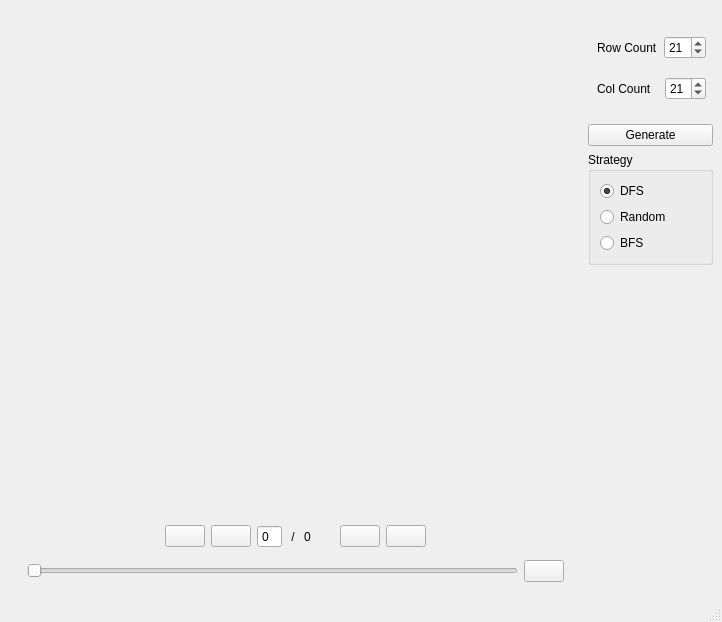
The window that mainwindow.ui (Axqa/Maze) describes before a commit, drawn with Qt 5.
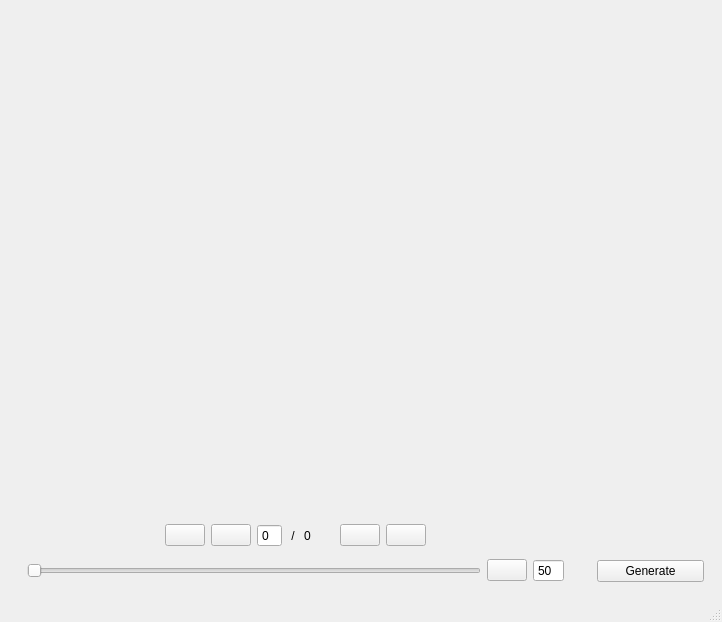
The same window after the commit. The open tabs and pages were chosen to show the change. Icons and pictures are not drawn. Custom widgets are drawn as their Qt base class.

```diff
--- a/mainwindow.ui
+++ b/mainwindow.ui
@@ -44,6 +44,12 @@
        </property>
        <item>
         <widget class="QWidget" name="widget_8" native="true">
+         <property name="sizePolicy">
+          <sizepolicy hsizetype="Preferred" vsizetype="Preferred">
+           <horstretch>0</horstretch>
+           <verstretch>0</verstretch>
+          </sizepolicy>
+         </property>
          <property name="minimumSize">
           <size>
            <width>0</width>
@@ -94,7 +100,7 @@
            </widget>
           </item>
           <item>
-           <widget class="QStackedWidget" name="stackedWidget_9">
+           <widget class="QStackedWidget" name="left_stack">
             <property name="sizePolicy">
              <sizepolicy hsizetype="Preferred" vsizetype="Maximum">
               <horstretch>0</horstretch>
@@ -107,6 +113,9 @@
               <height>37</height>
              </size>
             </property>
+            <property name="currentIndex">
+             <number>0</number>
+            </property>
             <widget class="QWidget" name="stackedWidget_9Page1" native="true">
              <layout class="QVBoxLayout" name="verticalLayout_4">
               <property name="spacing">
@@ -290,24 +299,69 @@
                    </property>
                   </widget>
                  </item>
+                 <item>
+                  <widget class="QSpinBox" name="play_speed_sb">
+                   <property name="sizePolicy">
+                    <sizepolicy hsizetype="Fixed" vsizetype="Fixed">
+                     <horstretch>0</horstretch>
+                     <verstretch>0</verstretch>
+                    </sizepolicy>
+                   </property>
+                   <property name="minimumSize">
+                    <size>
+                     <width>0</width>
+                     <height>0</height>
+                    </size>
+                   </property>
+                   <property name="focusPolicy">
+                    <enum>Qt::WheelFocus</enum>
+                   </property>
+                   <property name="wrapping">
+                    <bool>false</bool>
+                   </property>
+                   <property name="readOnly">
+                    <bool>false</bool>
+                   </property>
+                   <property name="buttonSymbols">
+                    <enum>QAbstractSpinBox::NoButtons</enum>
+                   </property>
+                   <property name="minimum">
+                    <number>1</number>
+                   </property>
+                   <property name="maximum">
+                    <number>100</number>
+                   </property>
+                   <property name="value">
+                    <number>50</number>
+                   </property>
+                   <property name="displayIntegerBase">
+                    <number>10</number>
+                   </property>
+                  </widget>
+                 </item>
                 </layout>
                </widget>
               </item>
              </layout>
             </widget>
+            <widget class="QWidget" name="page"/>
            </widget>
           </item>
          </layout>
         </widget>
        </item>
        <item>
-        <widget class="QWidget" name="widget_2" native="true">
+        <widget class="QStackedWidget" name="right_stack">
          <property name="sizePolicy">
-          <sizepolicy hsizetype="Minimum" vsizetype="Preferred">
+          <sizepolicy hsizetype="Maximum" vsizetype="Preferred">
            <horstretch>0</horstretch>
            <verstretch>0</verstretch>
           </sizepolicy>
          </property>
+         <property name="currentIndex">
+          <number>0</number>
+         </property>
+         <widget class="QWidget" name="stackedWidget_2Page1" native="true">
          <layout class="QVBoxLayout" name="verticalLayout">
           <property name="leftMargin">
            <number>0</number>
@@ -511,7 +565,49 @@
             </property>
            </spacer>
           </item>
-         </layout>
+           <item>
+            <widget class="QPushButton" name="to_find_btn">
+             <property name="text">
+              <string>Find path</string>
+             </property>
+            </widget>
+           </item>
+          </layout>
+         </widget>
+         <widget class="QWidget" name="stackedWidget_2Page2" native="true">
+          <layout class="QVBoxLayout" name="verticalLayout_6">
+           <item>
+            <widget class="QWidget" name="widget_2" native="true">
+             <property name="minimumSize">
+              <size>
+               <width>0</width>
+               <height>100</height>
+              </size>
+             </property>
+            </widget>
+           </item>
+           <item>
+            <spacer name="verticalSpacer_2">
+             <property name="orientation">
+              <enum>Qt::Vertical</enum>
+             </property>
+             <property name="sizeHint" stdset="0">
+              <size>
+               <width>20</width>
+               <height>396</height>
+              </size>
+             </property>
+            </spacer>
+           </item>
+           <item>
+            <widget class="QPushButton" name="to_gen_btn">
+             <property name="text">
+              <string>Generate</string>
+             </property>
+            </widget>
+           </item>
+          </layout>
+         </widget>
         </widget>
        </item>
       </layout>
```
Lines whose indentation alone changed are shown as unchanged.
